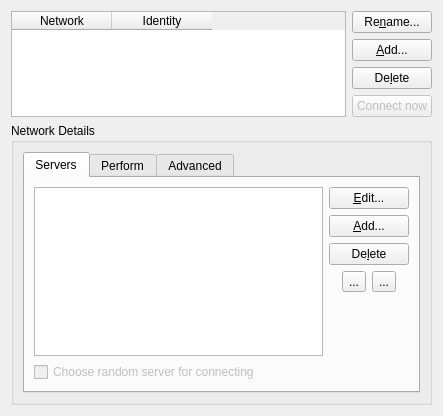
Qt form src/qtui/settingspages/networkssettingspage.ui (quassel/quassel) before a commit.
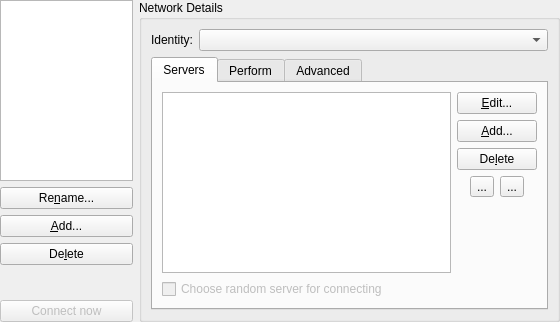
The same form after that commit. Icons and pictures are not drawn.

Commit message: Committing my local state. Mostly still invisible part on the not yet enabled networksettingspage. Plus some extensions of the Network class (NetworkInfo is back, yay!). Plus I moved obsolete files to dev-notes/obsolete to remove them from the translators' scope :)

Diff of the .ui file:
```diff
--- a/src/qtui/settingspages/networkssettingspage.ui
+++ b/src/qtui/settingspages/networkssettingspage.ui
@@ -5,37 +5,41 @@
    <rect>
     <x>0</x>
     <y>0</y>
-    <width>417</width>
-    <height>416</height>
+    <width>560</width>
+    <height>322</height>
    </rect>
   </property>
   <property name="windowTitle" >
    <string>Form</string>
   </property>
+  <layout class="QHBoxLayout" >
+   <property name="leftMargin" >
+    <number>0</number>
+   </property>
+   <property name="topMargin" >
+    <number>0</number>
+   </property>
+   <property name="rightMargin" >
+    <number>0</number>
+   </property>
+   <property name="bottomMargin" >
+    <number>0</number>
+   </property>
+   <item>
+    <layout class="QHBoxLayout" >
+     <item>
   <layout class="QVBoxLayout" >
    <item>
-    <layout class="QGridLayout" >
-     <item row="0" column="0" >
-      <widget class="QTableWidget" name="networkTable" >
-       <property name="sizePolicy" >
-        <sizepolicy vsizetype="Preferred" hsizetype="Expanding" >
-         <horstretch>1</horstretch>
-         <verstretch>0</verstretch>
-        </sizepolicy>
-       </property>
-       <column>
-        <property name="text" >
-         <string>Network</string>
-        </property>
-       </column>
-       <column>
-        <property name="text" >
-         <string>Identity</string>
-        </property>
-       </column>
-      </widget>
-     </item>
-     <item row="0" column="1" >
+        <widget class="QListWidget" name="networkList" >
+         <property name="selectionBehavior" >
+          <enum>QAbstractItemView::SelectRows</enum>
+         </property>
+         <property name="sortingEnabled" >
+          <bool>true</bool>
+         </property>
+        </widget>
+       </item>
+       <item>
       <layout class="QVBoxLayout" >
        <item>
         <widget class="QPushButton" name="renameNetwork" >
@@ -125,12 +129,41 @@
        </item>
       </layout>
      </item>
-     <item row="1" column="0" colspan="2" >
-      <widget class="QGroupBox" name="groupBox" >
+      </layout>
+     </item>
+     <item>
+      <widget class="QGroupBox" name="detailsBox" >
+       <property name="sizePolicy" >
+        <sizepolicy vsizetype="Preferred" hsizetype="Preferred" >
+         <horstretch>10</horstretch>
+         <verstretch>0</verstretch>
+        </sizepolicy>
+       </property>
        <property name="title" >
         <string>Network Details</string>
        </property>
        <layout class="QVBoxLayout" >
+        <item>
+         <layout class="QHBoxLayout" >
+          <item>
+           <widget class="QLabel" name="label_6" >
+            <property name="text" >
+             <string>Identity:</string>
+            </property>
+           </widget>
+          </item>
+          <item>
+           <widget class="QComboBox" name="identityList" >
+            <property name="sizePolicy" >
+             <sizepolicy vsizetype="Fixed" hsizetype="Expanding" >
+              <horstretch>0</horstretch>
+              <verstretch>0</verstretch>
+             </sizepolicy>
+            </property>
+           </widget>
+          </item>
+         </layout>
+        </item>
         <item>
          <widget class="QTabWidget" name="tabWidget" >
           <property name="enabled" >
```
Left out of the diff: 2 changed lines with no effect on the pictures. Lines whose indentation alone changed are shown as unchanged. The commit also changes 27 other files.
